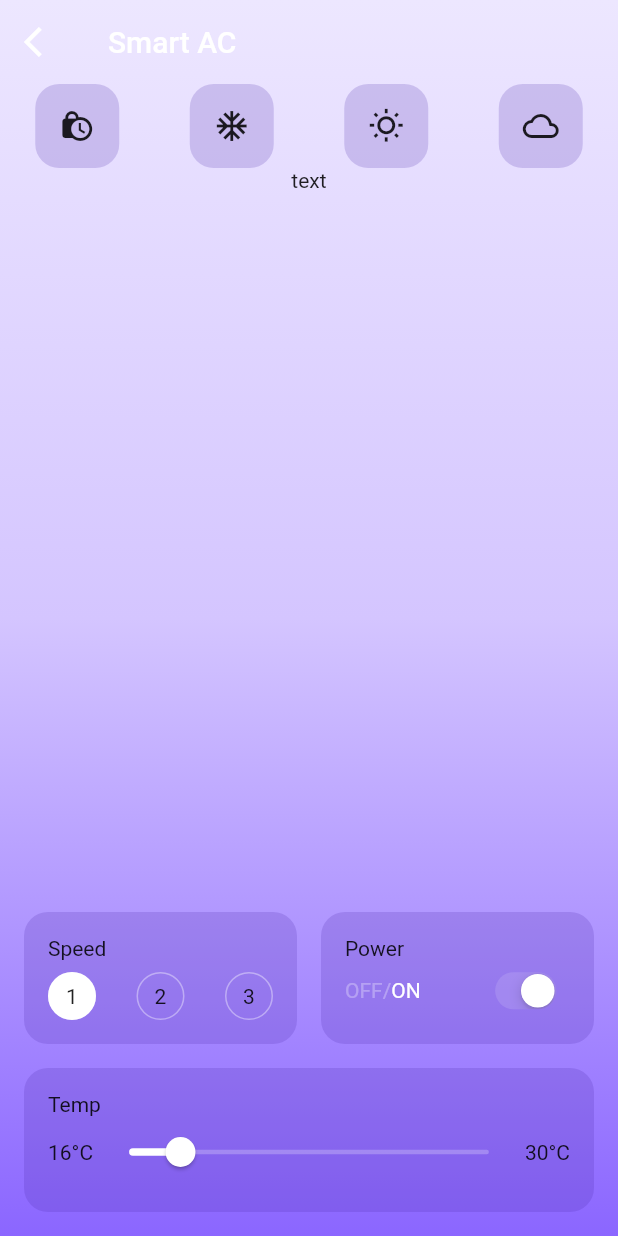
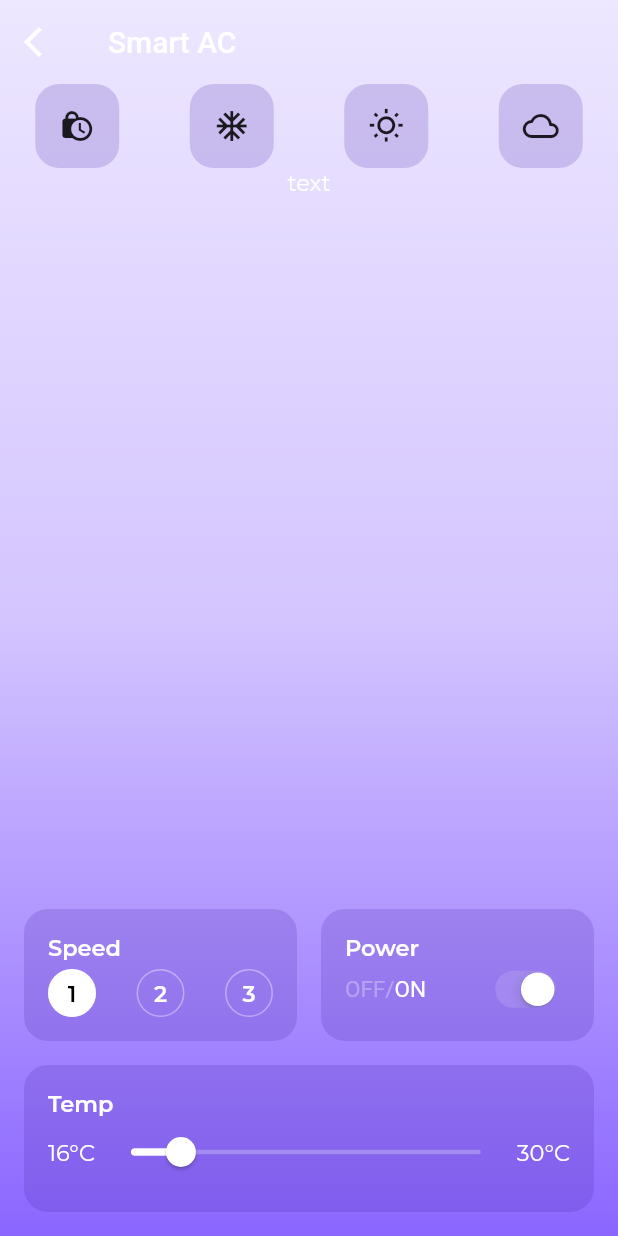
Before and after one commit to forntoh/smart_home, a Flutter app: the screen it shows after launch, on a phone screen of 412 x 824 dp. Run offline on Flutter 3.47's test engine with Material 2 defaults, Android fonts, the phone set to English and light mode, and no system bars; our stand-ins replace google_fonts.

Commit message:
added typography

```diff
--- a/lib/main.dart
+++ b/lib/main.dart
@@ -12,6 +12,7 @@ class MyApp extends StatelessWidget {
     SystemChrome.setSystemUIOverlayStyle(SystemUiOverlayStyle(
       statusBarColor: Colors.transparent,
     ));
+    SystemChrome.setEnabledSystemUIOverlays([]);
     return MaterialApp(
       debugShowCheckedModeBanner: false,
       title: 'Smart Home',
--- a/lib/screens/ac/compoents/number_button.dart
+++ b/lib/screens/ac/compoents/number_button.dart
@@ -22,7 +22,15 @@ class NumberButton extends StatelessWidget {
         width: 32,
         height: 32,
         child: Container(
-          child: Center(child: Text("$number")),
+          child: Center(
+            child: Text(
+              "$number",
+              style: Theme.of(context)
+                  .textTheme
+                  .bodyText1
+                  .apply(color: isSelected ? Colors.black : Colors.white),
+            ),
+          ),
           decoration: BoxDecoration(
             color: isSelected ? Colors.white : Colors.transparent,
             borderRadius: BorderRadius.circular(16),
--- a/lib/screens/ac/compoents/power_control.dart
+++ b/lib/screens/ac/compoents/power_control.dart
@@ -23,7 +23,10 @@ class _PowerControlState extends State<PowerControl> {
         widget: Column(
           crossAxisAlignment: CrossAxisAlignment.start,
           children: [
-            Text('Power'),
+            Text(
+              'Power',
+              style: Theme.of(context).textTheme.bodyText1,
+            ),
             Spacer(),
             Row(
               children: [
--- a/lib/screens/ac/compoents/speed_control.dart
+++ b/lib/screens/ac/compoents/speed_control.dart
@@ -29,7 +29,10 @@ class _SpeedControlState extends State<SpeedControl> {
         widget: Column(
           crossAxisAlignment: CrossAxisAlignment.start,
           children: [
-            Text('Speed'),
+            Text(
+              'Speed',
+              style: Theme.of(context).textTheme.bodyText1,
+            ),
             Spacer(),
             Row(
               mainAxisAlignment: MainAxisAlignment.spaceBetween,
--- a/lib/screens/ac/compoents/temp_slider.dart
+++ b/lib/screens/ac/compoents/temp_slider.dart
@@ -30,7 +30,10 @@ class _TemperatureSliderState extends State<TemperatureSlider> {
               widget: Column(
                 crossAxisAlignment: CrossAxisAlignment.start,
                 children: [
-                  Text('Temp'),
+                  Text(
+                    'Temp',
+                    style: Theme.of(context).textTheme.bodyText1,
+                  ),
                   Row(
                     children: [
                       Text('$min°C'),
--- a/lib/theme/custom_theme.dart
+++ b/lib/theme/custom_theme.dart
@@ -1,6 +1,8 @@
 import 'package:flutter/material.dart';
 import 'package:smart_home/constants.dart';
 import 'package:smart_home/theme/widgets.dart';
+
+import 'typography.dart';
 
 class CustomTheme {
   static ThemeData get myTheme {
@@ -11,6 +13,7 @@ class CustomTheme {
       colorScheme: ColorScheme.light(),
       visualDensity: VisualDensity.adaptivePlatformDensity,
       sliderTheme: CustomWidgets.sliderTheme,
+      textTheme: CustomTypography.textTheme,
     );
   }
 }
--- /dev/null
+++ b/lib/theme/typography.dart
@@ -0,0 +1,22 @@
+import 'package:flutter/material.dart';
+import 'package:google_fonts/google_fonts.dart';
+
+class CustomTypography {
+  static TextTheme textTheme = TextTheme(
+      headline1: GoogleFonts.montserrat(fontSize: 96, fontWeight: FontWeight.bold, color: Colors.white),
+      headline2: GoogleFonts.montserrat(fontSize: 60, fontWeight: FontWeight.bold, color: Colors.white),
+      headline3: GoogleFonts.montserrat(fontSize: 48, fontWeight: FontWeight.bold, color: Colors.white),
+      headline4: GoogleFonts.montserrat(fontSize: 34, fontWeight: FontWeight.bold, color: Colors.white),
+      headline5: GoogleFonts.montserrat(fontSize: 24, fontWeight: FontWeight.bold),
+      headline6: GoogleFonts.montserrat(fontSize: 20, fontWeight: FontWeight.bold),
+
+      subtitle1: GoogleFonts.montserrat(fontSize: 16, fontWeight: FontWeight.bold),
+      subtitle2: GoogleFonts.montserrat(fontSize: 14, fontWeight: FontWeight.bold),
+
+      bodyText1: GoogleFonts.montserrat(fontSize: 15, fontWeight: FontWeight.w600, color: Colors.white),
+      bodyText2: GoogleFonts.montserrat(fontSize: 15, color: Colors.white),
+
+      button: GoogleFonts.montserrat(fontSize: 20),
+      caption: GoogleFonts.montserrat(fontSize: 13),
+      overline: GoogleFonts.montserrat(fontSize: 10));
+}
```
Also changed, not shown: pubspec.yaml (+2 -11 lines), pubspec.lock.
